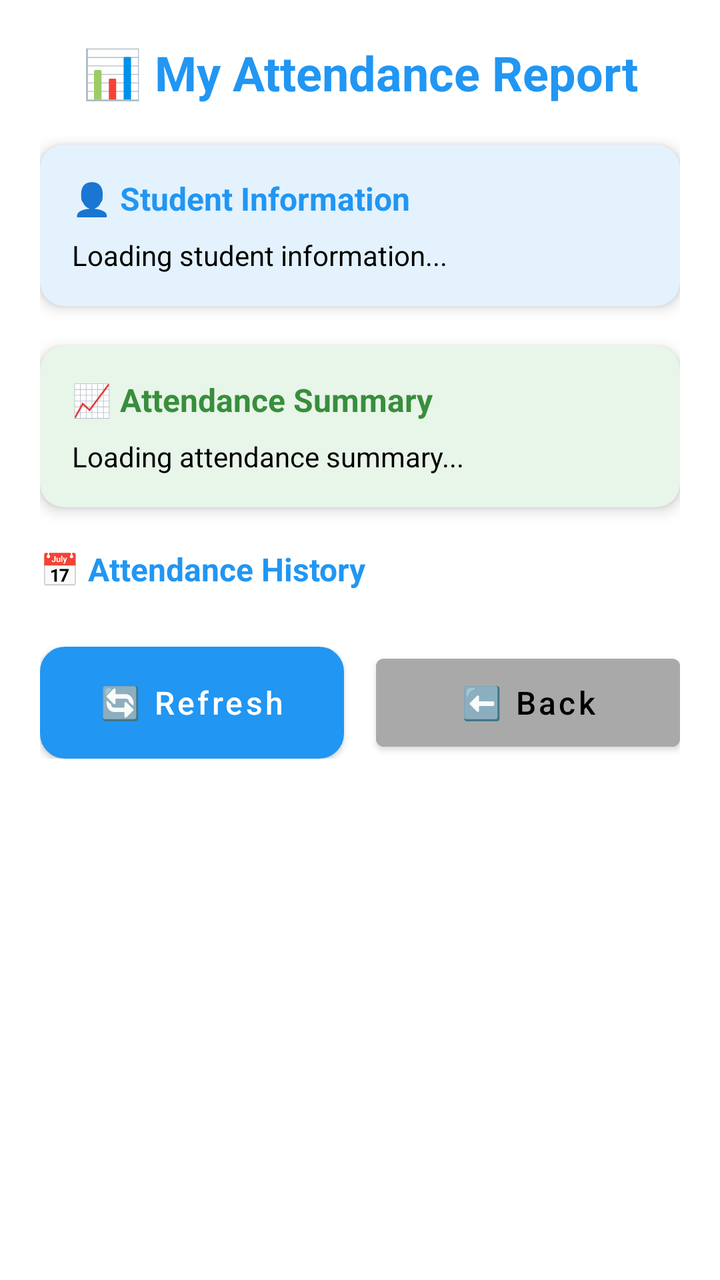
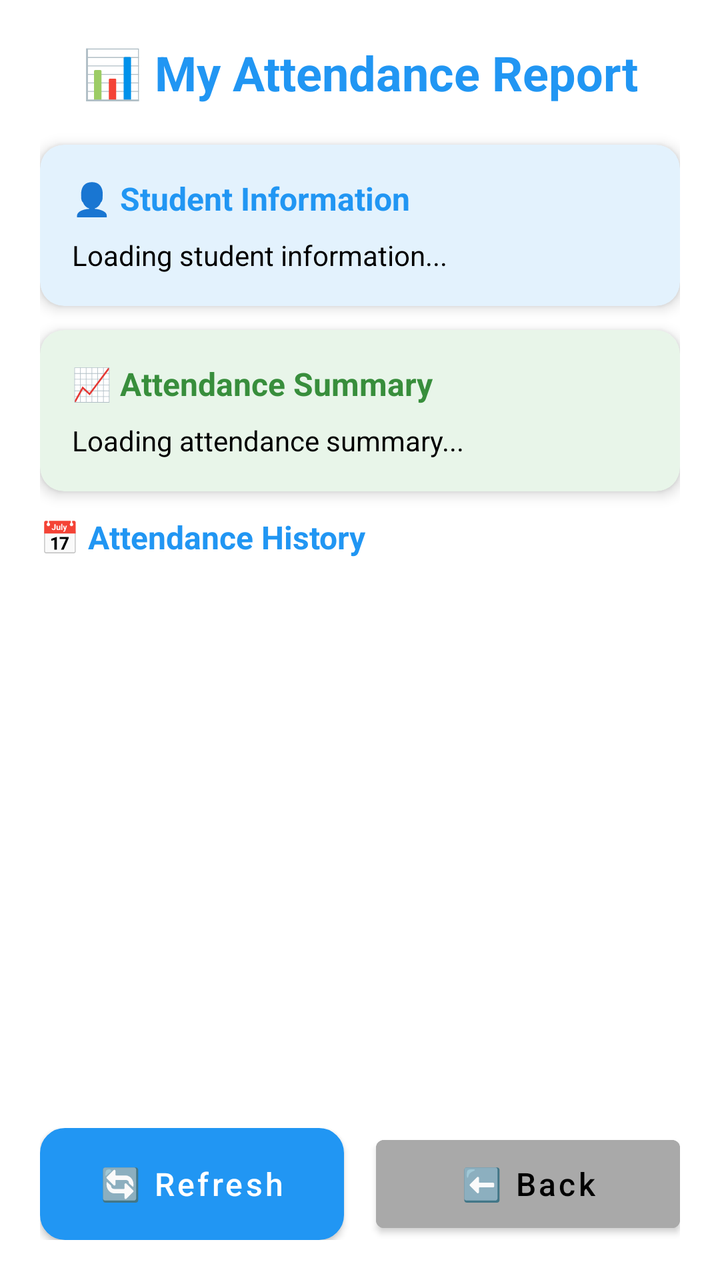

Before-and-after screenshots of an Android layout around one commit, followed by the original layout XML and the change that was made.
<!-- AndroidManifest.xml: application theme Theme.SmartAttendanceSystem -->
<!-- res/layout/activity_attendance_report_student.xml -->
<?xml version="1.0" encoding="utf-8"?>
<ScrollView xmlns:android="http://schemas.android.com/apk/res/android"
    xmlns:app="http://schemas.android.com/apk/res-auto"
    xmlns:tools="http://schemas.android.com/tools"
    android:layout_width="match_parent"
    android:layout_height="match_parent"
    android:fillViewport="true"
    android:background="@color/white"
    tools:context=".ActivityAttendanceReportStudent">

    <LinearLayout
        android:layout_width="match_parent"
        android:layout_height="wrap_content"
        android:orientation="vertical"
        android:padding="20dp">

        
        <TextView
            android:layout_width="match_parent"
            android:layout_height="wrap_content"
            android:text="📊 My Attendance Report"
            android:textSize="24sp"
            android:textStyle="bold"
            android:textColor="@color/main_500"
            android:textAlignment="center"
            android:layout_marginBottom="20dp" />

        
        <androidx.cardview.widget.CardView
            android:layout_width="match_parent"
            android:layout_height="wrap_content"
            app:cardCornerRadius="12dp"
            app:cardElevation="4dp"
            app:cardBackgroundColor="@color/light_blue_50"
            android:layout_marginBottom="20dp">

            <LinearLayout
                android:layout_width="match_parent"
                android:layout_height="wrap_content"
                android:orientation="vertical"
                android:padding="16dp">

                <TextView
                    android:layout_width="wrap_content"
                    android:layout_height="wrap_content"
                    android:text="👤 Student Information"
                    android:textSize="16sp"
                    android:textStyle="bold"
                    android:textColor="@color/main_500"
                    android:layout_marginBottom="8dp" />

                <TextView
                    android:id="@+id/tv_student_info"
                    android:layout_width="match_parent"
                    android:layout_height="wrap_content"
                    android:text="Loading student information..."
                    android:textColor="@color/black"
                    android:textSize="14sp"
                    android:lineSpacingExtra="2dp" />
            </LinearLayout>
        </androidx.cardview.widget.CardView>

        
        <androidx.cardview.widget.CardView
            android:layout_width="match_parent"
            android:layout_height="wrap_content"
            app:cardCornerRadius="12dp"
            app:cardElevation="4dp"
            app:cardBackgroundColor="@color/green_50"
            android:layout_marginBottom="20dp">

            <LinearLayout
                android:layout_width="match_parent"
                android:layout_height="wrap_content"
                android:orientation="vertical"
                android:padding="16dp">

                <TextView
                    android:layout_width="wrap_content"
                    android:layout_height="wrap_content"
                    android:text="📈 Attendance Summary"
                    android:textSize="16sp"
                    android:textStyle="bold"
                    android:textColor="@color/green_700"
                    android:layout_marginBottom="8dp" />

                <TextView
                    android:id="@+id/tv_attendance_summary"
                    android:layout_width="match_parent"
                    android:layout_height="wrap_content"
                    android:text="Loading attendance summary..."
                    android:textColor="@color/black"
                    android:textSize="14sp"
                    android:lineSpacingExtra="2dp" />
            </LinearLayout>
        </androidx.cardview.widget.CardView>

        
        <TextView
            android:layout_width="match_parent"
            android:layout_height="wrap_content"
            android:text="📅 Attendance History"
            android:textSize="16sp"
            android:textStyle="bold"
            android:textColor="@color/main_500"
            android:layout_marginBottom="8dp" />

        <ListView
            android:id="@+id/lv_attendance_history"
            android:layout_width="match_parent"
            android:layout_height="wrap_content"
            android:divider="@color/darker_gray"
            android:dividerHeight="0.5dp"
            android:nestedScrollingEnabled="true"
            android:layout_marginBottom="20dp" />

        
        <LinearLayout
            android:layout_width="match_parent"
            android:layout_height="wrap_content"
            android:orientation="horizontal"
            android:weightSum="2">

            <Button
                android:id="@+id/btn_refresh"
                android:layout_width="0dp"
                android:layout_height="56dp"
                android:layout_weight="1"
                android:text="🔄 Refresh"
                android:background="@drawable/style_button"
                android:textSize="16sp"
                android:textAllCaps="false"
                android:layout_marginEnd="8dp" />

            <Button
                android:id="@+id/btn_back"
                android:layout_width="0dp"
                android:layout_height="56dp"
                android:layout_weight="1"
                android:text="⬅️ Back"
                android:backgroundTint="@color/darker_gray"
                android:textColor="@color/black"
                android:textSize="16sp"
                android:textAllCaps="false"
                android:layout_marginStart="8dp" />
        </LinearLayout>
    </LinearLayout>
</ScrollView>
<!-- resources referenced by this layout -->
<resources>
  <color name="black">#000000</color>
  <color name="darker_gray">#A9A9A9</color>
  <color name="green_50">#E8F5E9</color>
  <color name="green_700">#388E3C</color>
  <color name="light_blue_50">#E3F2FD</color>
  <color name="main_500">#2196F3</color>
  <color name="white">#FFFFFF</color>
  <!-- drawable style_button (drawable) -->
  <?xml version="1.0" encoding="utf-8"?>
  <shape xmlns:android="http://schemas.android.com/apk/res/android"
      android:shape="rectangle">
      
      <solid android:color="@color/main_500" />
      
      <corners android:radius="12dp" />
      
      <stroke
          android:width="1dp"
          android:color="@color/main_600" />
          
  </shape>
  <style name="Theme.SmartAttendanceSystem" parent="Theme.MaterialComponents.DayNight.NoActionBar">
          <item name="colorPrimary">@color/main_500</item>
          <item name="colorPrimaryVariant">@color/main_700</item>
          <item name="colorOnPrimary">@color/white</item>
          <item name="colorSecondary">@color/teal_700</item>
          <item name="colorSecondaryVariant">@color/teal_200</item>
          <item name="colorOnSecondary">@color/black</item>
          <item name="android:statusBarColor" tools:targetApi="l">?attr/colorPrimaryVariant</item>
      </style>
  <color name="main_600">#1E88E5</color>
  <color name="main_700">#1976D2</color>
  <color name="teal_700">#00796B</color>
  <color name="teal_200">#80CBC4</color>
</resources>

<!-- the commit's change to res/layout/activity_attendance_report_student.xml (unified diff, before → after) -->
@@ -1,148 +1,144 @@
 <?xml version="1.0" encoding="utf-8"?>
-<ScrollView xmlns:android="http://schemas.android.com/apk/res/android"
+<LinearLayout xmlns:android="http://schemas.android.com/apk/res/android"
     xmlns:app="http://schemas.android.com/apk/res-auto"
     xmlns:tools="http://schemas.android.com/tools"
     android:layout_width="match_parent"
     android:layout_height="match_parent"
-    android:fillViewport="true"
+    android:orientation="vertical"
     android:background="@color/white"
+    android:padding="20dp"
     tools:context=".ActivityAttendanceReportStudent">
 
+    
+    <TextView
+        android:layout_width="match_parent"
+        android:layout_height="wrap_content"
+        android:text="📊 My Attendance Report"
+        android:textSize="24sp"
+        android:textStyle="bold"
+        android:textColor="@color/main_500"
+        android:textAlignment="center"
+        android:layout_marginBottom="20dp" />
+
+    
+    <androidx.cardview.widget.CardView
+        android:layout_width="match_parent"
+        android:layout_height="wrap_content"
+        app:cardCornerRadius="12dp"
+        app:cardElevation="4dp"
+        app:cardBackgroundColor="@color/light_blue_50"
+        android:layout_marginBottom="12dp">
+
+        <LinearLayout
+            android:layout_width="match_parent"
+            android:layout_height="wrap_content"
+            android:orientation="vertical"
+            android:padding="16dp">
+
+            <TextView
+                android:layout_width="wrap_content"
+                android:layout_height="wrap_content"
+                android:text="👤 Student Information"
+                android:textSize="16sp"
+                android:textStyle="bold"
+                android:textColor="@color/main_500"
+                android:layout_marginBottom="8dp" />
+
+            <TextView
+                android:id="@+id/tv_student_info"
+                android:layout_width="match_parent"
+                android:layout_height="wrap_content"
+                android:text="Loading student information..."
+                android:textColor="@color/black"
+                android:textSize="14sp"
+                android:lineSpacingExtra="2dp" />
+        </LinearLayout>
+    </androidx.cardview.widget.CardView>
+
+    
+    <androidx.cardview.widget.CardView
+        android:layout_width="match_parent"
+        android:layout_height="wrap_content"
+        app:cardCornerRadius="12dp"
+        app:cardElevation="4dp"
+        app:cardBackgroundColor="@color/green_50"
+        android:layout_marginBottom="12dp">
+
+        <LinearLayout
+            android:layout_width="match_parent"
+            android:layout_height="wrap_content"
+            android:orientation="vertical"
+            android:padding="16dp">
+
+            <TextView
+                android:layout_width="wrap_content"
+                android:layout_height="wrap_content"
+                android:text="📈 Attendance Summary"
+                android:textSize="16sp"
+                android:textStyle="bold"
+                android:textColor="@color/green_700"
+                android:layout_marginBottom="8dp" />
+
+            <TextView
+                android:id="@+id/tv_attendance_summary"
+                android:layout_width="match_parent"
+                android:layout_height="wrap_content"
+                android:text="Loading attendance summary..."
+                android:textColor="@color/black"
+                android:textSize="14sp"
+                android:lineSpacingExtra="2dp" />
+        </LinearLayout>
+    </androidx.cardview.widget.CardView>
+
+    
+    <TextView
+        android:layout_width="match_parent"
+        android:layout_height="wrap_content"
+        android:text="📅 Attendance History"
+        android:textSize="16sp"
+        android:textStyle="bold"
+        android:textColor="@color/main_500"
+        android:layout_marginBottom="8dp" />
+
+    
+    <ListView
+        android:id="@+id/lv_attendance_history"
+        android:layout_width="match_parent"
+        android:layout_height="0dp"
+        android:layout_weight="1"
+        android:divider="@color/darker_gray"
+        android:dividerHeight="0.5dp"
+        android:layout_marginBottom="12dp" />
+
+    
     <LinearLayout
         android:layout_width="match_parent"
         android:layout_height="wrap_content"
-        android:orientation="vertical"
-        android:padding="20dp">
+        android:orientation="horizontal"
+        android:weightSum="2">
 
-        
-        <TextView
-            android:layout_width="match_parent"
-            android:layout_height="wrap_content"
-            android:text="📊 My Attendance Report"
-            android:textSize="24sp"
-            android:textStyle="bold"
-            android:textColor="@color/main_500"
-            android:textAlignment="center"
-            android:layout_marginBottom="20dp" />
+        <Button
+            android:id="@+id/btn_refresh"
+            android:layout_width="0dp"
+            android:layout_height="56dp"
+            android:layout_weight="1"
+            android:text="🔄 Refresh"
+            android:background="@drawable/style_button"
+            android:textSize="16sp"
+            android:textAllCaps="false"
+            android:layout_marginEnd="8dp" />
 
-        
-        <androidx.cardview.widget.CardView
-            android:layout_width="match_parent"
-            android:layout_height="wrap_content"
-            app:cardCornerRadius="12dp"
-            app:cardElevation="4dp"
-            app:cardBackgroundColor="@color/light_blue_50"
-            android:layout_marginBottom="20dp">
+        <Button
+            android:id="@+id/btn_back"
+            android:layout_width="0dp"
+            android:layout_height="56dp"
+            android:layout_weight="1"
+            android:text="⬅️ Back"
+            android:backgroundTint="@color/darker_gray"
+            android:textColor="@color/black"
+            android:textSize="16sp"
+            android:textAllCaps="false"
+            android:layout_marginStart="8dp" />
+    </LinearLayout>
 
-            <LinearLayout
-                android:layout_width="match_parent"
-                android:layout_height="wrap_content"
-                android:orientation="vertical"
-                android:padding="16dp">
-
-                <TextView
-                    android:layout_width="wrap_content"
-                    android:layout_height="wrap_content"
-                    android:text="👤 Student Information"
-                    android:textSize="16sp"
-                    android:textStyle="bold"
-                    android:textColor="@color/main_500"
-                    android:layout_marginBottom="8dp" />
-
-                <TextView
-                    android:id="@+id/tv_student_info"
-                    android:layout_width="match_parent"
-                    android:layout_height="wrap_content"
-                    android:text="Loading student information..."
-                    android:textColor="@color/black"
-                    android:textSize="14sp"
-                    android:lineSpacingExtra="2dp" />
-            </LinearLayout>
-        </androidx.cardview.widget.CardView>
-
-        
-        <androidx.cardview.widget.CardView
-            android:layout_width="match_parent"
-            android:layout_height="wrap_content"
-            app:cardCornerRadius="12dp"
-            app:cardElevation="4dp"
-            app:cardBackgroundColor="@color/green_50"
-            android:layout_marginBottom="20dp">
-
-            <LinearLayout
-                android:layout_width="match_parent"
-                android:layout_height="wrap_content"
-                android:orientation="vertical"
-                android:padding="16dp">
-
-                <TextView
-                    android:layout_width="wrap_content"
-                    android:layout_height="wrap_content"
-                    android:text="📈 Attendance Summary"
-                    android:textSize="16sp"
-                    android:textStyle="bold"
-                    android:textColor="@color/green_700"
-                    android:layout_marginBottom="8dp" />
-
-                <TextView
-                    android:id="@+id/tv_attendance_summary"
-                    android:layout_width="match_parent"
-                    android:layout_height="wrap_content"
-                    android:text="Loading attendance summary..."
-                    android:textColor="@color/black"
-                    android:textSize="14sp"
-                    android:lineSpacingExtra="2dp" />
-            </LinearLayout>
-        </androidx.cardview.widget.CardView>
-
-        
-        <TextView
-            android:layout_width="match_parent"
-            android:layout_height="wrap_content"
-            android:text="📅 Attendance History"
-            android:textSize="16sp"
-            android:textStyle="bold"
-            android:textColor="@color/main_500"
-            android:layout_marginBottom="8dp" />
-
-        <ListView
-            android:id="@+id/lv_attendance_history"
-            android:layout_width="match_parent"
-            android:layout_height="wrap_content"
-            android:divider="@color/darker_gray"
-            android:dividerHeight="0.5dp"
-            android:nestedScrollingEnabled="true"
-            android:layout_marginBottom="20dp" />
-
-        
-        <LinearLayout
-            android:layout_width="match_parent"
-            android:layout_height="wrap_content"
-            android:orientation="horizontal"
-            android:weightSum="2">
-
-            <Button
-                android:id="@+id/btn_refresh"
-                android:layout_width="0dp"
-                android:layout_height="56dp"
-                android:layout_weight="1"
-                android:text="🔄 Refresh"
-                android:background="@drawable/style_button"
-                android:textSize="16sp"
-                android:textAllCaps="false"
-                android:layout_marginEnd="8dp" />
-
-            <Button
-                android:id="@+id/btn_back"
-                android:layout_width="0dp"
-                android:layout_height="56dp"
-                android:layout_weight="1"
-                android:text="⬅️ Back"
-                android:backgroundTint="@color/darker_gray"
-                android:textColor="@color/black"
-                android:textSize="16sp"
-                android:textAllCaps="false"
-                android:layout_marginStart="8dp" />
-        </LinearLayout>
-    </LinearLayout>
-</ScrollView>
+</LinearLayout>
